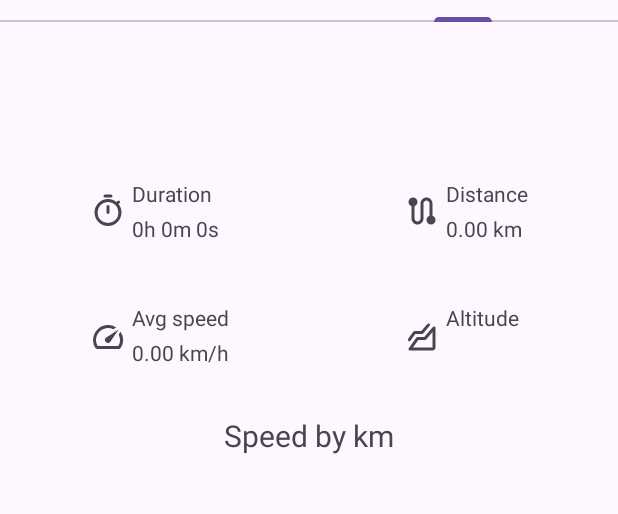
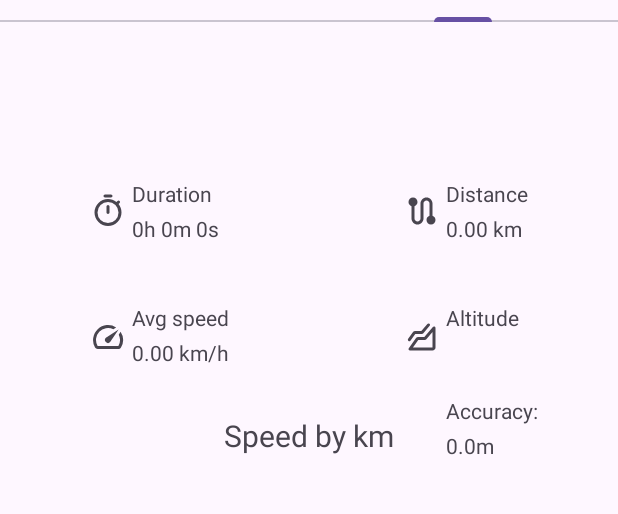
Before and after one commit to xDMPx/RouteSP, an Android app: the fragment RecordedRouteDetailsFragment placed in its activity, tab 2 chosen, on a phone screen of 412 x 824 dp, the part 50-564 px from its top. Run offline under Robolectric (Android 15) with nearby library versions, the phone set to English and light mode, and no system bars; our stand-ins replace Room's generated code; libraries missing offline, so code that uses them is left out: org.osmdroid.config, org.osmdroid.tileprovider, org.osmdroid.util, org.osmdroid.views; pictures from the network do not load; 22 statements that could not run were skipped.

Commit message:
Add location accuracy tracking to improve debugging

```diff
--- a/app/src/main/java/com/xdmpx/routesp/RecordedRouteDetailsActivity.kt
+++ b/app/src/main/java/com/xdmpx/routesp/RecordedRouteDetailsActivity.kt
@@ -26,6 +26,7 @@ class RecordedRouteDetailsActivity : AppCompatActivity() {
     private var recordingDate: String = ""
     private lateinit var altitudeArray: DoubleArray
     private var speedsByKM: ArrayList<String> = ArrayList()
+    private lateinit var accuracyArray: FloatArray
 
     override fun onCreate(savedInstanceState: Bundle?) {
         super.onCreate(savedInstanceState)
@@ -50,6 +51,8 @@ class RecordedRouteDetailsActivity : AppCompatActivity() {
             val route = routeWithPoints.route
             this@RecordedRouteDetailsActivity.altitudeArray =
                 routeWithPoints.points.map { it.altitude }.toDoubleArray()
+            this@RecordedRouteDetailsActivity.accuracyArray =
+                routeWithPoints.points.map { it.accuracy }.toFloatArray()
 
             recordingDate = DateFormat.getDateTimeInstance().format(route.startDate)
 
@@ -109,7 +112,13 @@ class RecordedRouteDetailsActivity : AppCompatActivity() {
         val ft: FragmentTransaction = supportFragmentManager.beginTransaction()
         ft.replace(
             R.id.fragment_container_view, RecordedRouteDetailsFragment.newInstance(
-                recordingDate, distanceInM, timeInS, avgSpeedMS, altitudeArray, speedsByKM
+                recordingDate,
+                distanceInM,
+                timeInS,
+                avgSpeedMS,
+                altitudeArray,
+                speedsByKM,
+                accuracyArray
             )
         )
         ft.commit()
--- a/app/src/main/java/com/xdmpx/routesp/database/entities/PointEntity.kt
+++ b/app/src/main/java/com/xdmpx/routesp/database/entities/PointEntity.kt
@@ -1,5 +1,6 @@
 package com.xdmpx.routesp.database.entities
 
+import androidx.room.ColumnInfo
 import androidx.room.Entity
 import androidx.room.ForeignKey
 import androidx.room.PrimaryKey
@@ -17,5 +18,6 @@ data class PointEntity(
     val routeID: Int,
     val latitude: Double,
     val longitude: Double,
-    val altitude: Double
+    val altitude: Double,
+    @ColumnInfo(defaultValue = "0") val accuracy: Float,
 )
--- a/app/src/main/java/com/xdmpx/routesp/recorded_route_details/RecordedRouteDetailsFragment.kt
+++ b/app/src/main/java/com/xdmpx/routesp/recorded_route_details/RecordedRouteDetailsFragment.kt
@@ -17,6 +17,7 @@ const val ARG_TIME_IN_S = "time_in_s"
 const val ARG_AVG_SPEED_MS = "avg_speed_ms"
 const val ARG_ALTITUDE_ARRAY = "avg_altitude_array"
 const val ARG_SPEED_BY_KM = "avg_speed_by_km"
+const val ARG_ACCURACY_ARRAY = "avg_accuracy_array"
 
 class RecordedRouteDetailsFragment : Fragment() {
     private var recordingDate: String = ""
@@ -27,6 +28,7 @@ class RecordedRouteDetailsFragment : Fragment() {
     private var speedInKMH = true
     private lateinit var altitudeArray: DoubleArray
     private var speedsByKM: ArrayList<String> = ArrayList()
+    private lateinit var accuracyArray: FloatArray
 
     override fun onCreate(savedInstanceState: Bundle?) {
         super.onCreate(savedInstanceState)
@@ -37,6 +39,7 @@ class RecordedRouteDetailsFragment : Fragment() {
             avgSpeedMS = it.getDouble(ARG_AVG_SPEED_MS)
             altitudeArray = it.getDoubleArray(ARG_ALTITUDE_ARRAY)!!
             speedsByKM = it.getStringArrayList(ARG_SPEED_BY_KM)!!
+            accuracyArray = it.getFloatArray(ARG_ACCURACY_ARRAY)!!
         }
     }
 
@@ -72,6 +75,12 @@ class RecordedRouteDetailsFragment : Fragment() {
             R.id.itemTextView,
             speedsByKM as ArrayList<String>
         )
+        val minAccuracyText = String.format("min: %.2f m", accuracyArray.min())
+        val maxAccuracyText = String.format("max: %.2f m", accuracyArray.max())
+        val minAccuracyTextView = view.findViewById<TextView>(R.id.minAccuracyValueView)
+        val maxAccuracyTextView = view.findViewById<TextView>(R.id.maxAccuracyValueView)
+        minAccuracyTextView.text = minAccuracyText
+        maxAccuracyTextView.text = maxAccuracyText
 
         return view
     }
@@ -84,7 +93,8 @@ class RecordedRouteDetailsFragment : Fragment() {
             timeInS: Long,
             avgSpeedMS: Double,
             altitudeArray: DoubleArray,
-            speedByKM: ArrayList<String>
+            speedByKM: ArrayList<String>,
+            accuracyArray: FloatArray
         ) = RecordedRouteDetailsFragment().apply {
             arguments = Bundle().apply {
                 putString(ARG_RECORDING_DATE, recordingDate)
@@ -93,6 +103,7 @@ class RecordedRouteDetailsFragment : Fragment() {
                 putDouble(ARG_AVG_SPEED_MS, avgSpeedMS)
                 putDoubleArray(ARG_ALTITUDE_ARRAY, altitudeArray)
                 putStringArrayList(ARG_SPEED_BY_KM, speedByKM)
+                putFloatArray(ARG_ACCURACY_ARRAY, accuracyArray)
             }
         }
     }
--- a/app/src/main/java/com/xdmpx/routesp/services/LocationService.kt
+++ b/app/src/main/java/com/xdmpx/routesp/services/LocationService.kt
@@ -29,6 +29,7 @@ class LocationService : Service() {
     private var recordedAltitudes: ArrayList<Double> = ArrayList()
     private var recordedKilometerPoints: ArrayList<KilometerPoint> = ArrayList()
     private var distance: Double = 0.0
+    private var recordedAccuracy: ArrayList<Float> = ArrayList()
     private lateinit var startDate: Date
 
     private lateinit var fusedLocationClient: FusedLocationProviderClient
@@ -97,6 +98,7 @@ class LocationService : Service() {
 
                     recordedGeoPoints.add(newGeoPoint)
                     recordedAltitudes.add(location.altitude)
+                    recordedAccuracy.add(location.accuracy)
                 }
             }
         }
@@ -149,4 +151,8 @@ class LocationService : Service() {
         return recordedKilometerPoints.toTypedArray()
     }
 
+    fun getRecordedAccuracyArray(): Array<Float> {
+        return recordedAccuracy.toTypedArray()
+    }
+
 }
--- a/app/src/main/res/layout/fragment_recorded_route_details.xml
+++ b/app/src/main/res/layout/fragment_recorded_route_details.xml
@@ -171,6 +171,31 @@
             app:layout_constraintStart_toStartOf="parent"
             app:layout_constraintTop_toBottomOf="@+id/speedTextView" />
 
+        <TextView
+            android:id="@+id/accuracyTextView"
+            android:layout_width="wrap_content"
+            android:layout_height="wrap_content"
+            android:text="Accuracy:"
+            app:layout_constraintStart_toStartOf="@+id/maxAltitudeValueView"
+            app:layout_constraintTop_toBottomOf="@+id/maxAltitudeValueView" />
+
+        <TextView
+            android:id="@+id/minAccuracyValueView"
+            android:layout_width="wrap_content"
+            android:layout_height="wrap_content"
+            android:layout_marginTop="4dp"
+            android:text="0.0m"
+            app:layout_constraintStart_toStartOf="@+id/accuracyTextView"
+            app:layout_constraintTop_toBottomOf="@+id/accuracyTextView" />
+
+        <TextView
+            android:id="@+id/maxAccuracyValueView"
+            android:layout_width="wrap_content"
+            android:layout_height="wrap_content"
+            android:text="0.0m"
+            app:layout_constraintStart_toStartOf="@+id/minAccuracyValueView"
+            app:layout_constraintTop_toBottomOf="@+id/minAccuracyValueView" />
+
     </androidx.constraintlayout.widget.ConstraintLayout>
 
 </FrameLayout>
```
Also changed, not shown: app/src/main/java/com/xdmpx/routesp/MapActivity.kt (+4 -4 lines), app/src/main/java/com/xdmpx/routesp/database/RouteDatabase.kt (+8 -1 lines), 1 other file.
